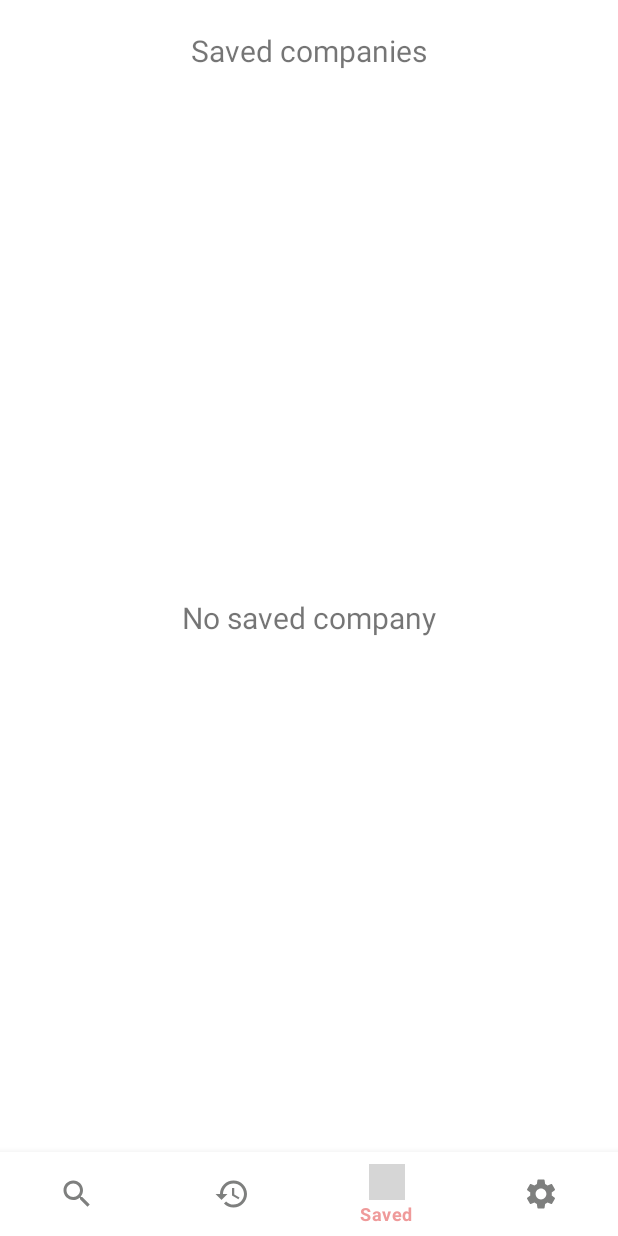
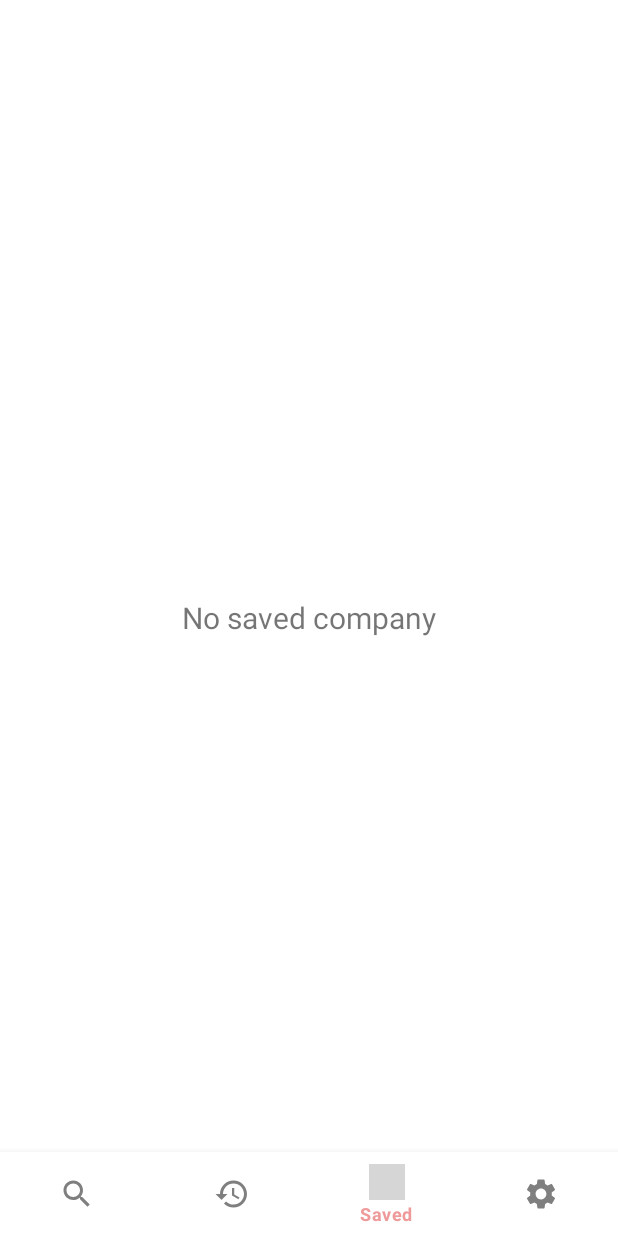
Before and after one commit to RichardDuclos/Projet-Esimed-Android---Siren-Browser, an Android app: the screen it shows after launch (MainActivity), item 3 of the bottom bar chosen, on a phone screen of 412 x 824 dp. Run offline under Robolectric (Android 15) with nearby library versions, the phone set to English and light mode, and no system bars; our stand-ins replace Room's generated code; grey boxes are pictures that could not be loaded.

Commit message:
version finale

```diff
--- a/app/src/main/java/com/example/sirene/fragment/SavedFragment.kt
+++ b/app/src/main/java/com/example/sirene/fragment/SavedFragment.kt
@@ -56,6 +56,10 @@ class SavedFragment : Fragment() {
         if((recyclerView.adapter as CompanyAdapter).itemCount > 0){
             textViewEmpty.visibility = View.INVISIBLE
         }
+        else{
+            textViewEmpty.visibility = View.VISIBLE
+
+        }
     }
 
     override fun onResume() {
@@ -71,6 +75,10 @@ class SavedFragment : Fragment() {
         val textViewEmpty = view.findViewById<TextView>(R.id.tv_empty_saved)
         if((recyclerView.adapter as CompanyAdapter).itemCount > 0){
             textViewEmpty.visibility = View.INVISIBLE
+        }
+        else{
+            textViewEmpty.visibility = View.VISIBLE
+
         }
     }
     /*companion object {
--- a/app/src/main/res/layout/fragment_saved.xml
+++ b/app/src/main/res/layout/fragment_saved.xml
@@ -6,14 +6,7 @@
     tools:context=".fragment.SavedFragment"
     >
 
-    <TextView
-        android:id="@+id/tvSaved"
-        android:layout_width="wrap_content"
-        android:layout_height="wrap_content"
-        android:layout_centerHorizontal="true"
-        android:layout_marginTop="20dp"
-        android:text="@string/saved_company"
-        android:textSize="20sp" />
+
 
     <TextView
         android:id="@+id/tv_empty_saved"
@@ -24,7 +17,6 @@
         android:textSize="20sp" />
 
     <androidx.recyclerview.widget.RecyclerView
-        android:layout_below="@id/tvSaved"
         android:layout_marginTop="20dp"
         android:layout_width="match_parent"
         android:layout_height="wrap_content"
--- a/app/src/main/res/values/strings.xml
+++ b/app/src/main/res/values/strings.xml
@@ -1,5 +1,5 @@
 <resources>
-    <string name="app_name">Company Finder</string>
+    <string name="app_name">Sirene Browser</string>
     <string name="company_name">Company name</string>
     <string name="search">Search</string>
     <string name="history">History</string>
```
Also changed, not shown: 2 other files.
